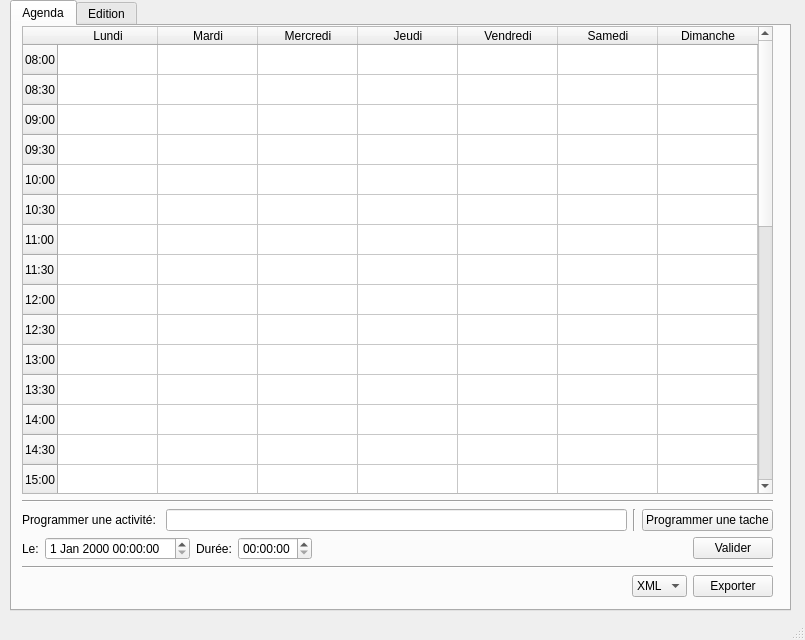
Old version of the form mainwindow.ui in the repository TamtamHero/LO21.
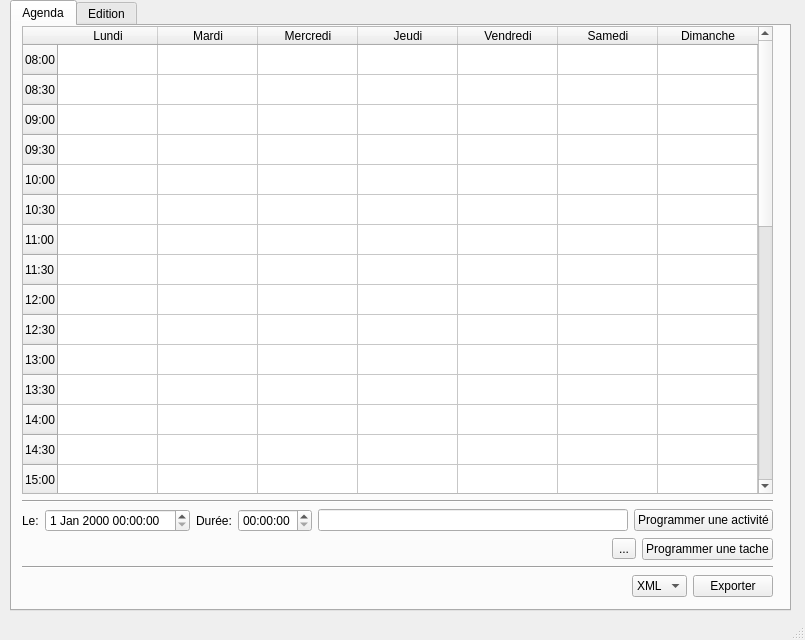
New version of the form.

Commit message: Interface modification for scheduling and advancement of task selection mechanisms

Patch:
```diff
--- a/mainwindow.ui
+++ b/mainwindow.ui
@@ -260,38 +260,6 @@
          </property>
         </widget>
        </item>
-       <item>
-        <layout class="QHBoxLayout" name="horizontalLayout_19">
-         <item>
-          <widget class="QLabel" name="label_19">
-           <property name="text">
-            <string>Programmer une activité: </string>
-           </property>
-          </widget>
-         </item>
-         <item>
-          <widget class="QLineEdit" name="lineEdit_scheduler_title">
-           <property name="text">
-            <string/>
-           </property>
-          </widget>
-         </item>
-         <item>
-          <widget class="Line" name="line_3">
-           <property name="orientation">
-            <enum>Qt::Vertical</enum>
-           </property>
-          </widget>
-         </item>
-         <item>
-          <widget class="QPushButton" name="pushButton_scheduler_taskSelection">
-           <property name="text">
-            <string>Programmer une tache</string>
-           </property>
-          </widget>
-         </item>
-        </layout>
-       </item>
        <item>
         <layout class="QHBoxLayout" name="horizontalLayout_21">
          <item>
@@ -315,7 +283,25 @@
           <widget class="QTimeEdit" name="timeEdit_scheduler_duration"/>
          </item>
          <item>
-          <spacer name="horizontalSpacer_4">
+          <widget class="QLineEdit" name="lineEdit_scheduler_title">
+           <property name="text">
+            <string/>
+           </property>
+          </widget>
+         </item>
+         <item>
+          <widget class="QPushButton" name="pushButton_scheduler_validateActivity">
+           <property name="text">
+            <string>Programmer une activité</string>
+           </property>
+          </widget>
+         </item>
+        </layout>
+       </item>
+       <item>
+        <layout class="QHBoxLayout" name="horizontalLayout_19">
+         <item>
+          <spacer name="horizontalSpacer_3">
            <property name="orientation">
             <enum>Qt::Horizontal</enum>
            </property>
@@ -328,9 +314,22 @@
           </spacer>
          </item>
          <item>
-          <widget class="QPushButton" name="pushButton_scheduler_validate">
+          <widget class="QToolButton" name="toolButton_scheduler_taskSelection">
            <property name="text">
-            <string>Valider</string>
+            <string>...</string>
+           </property>
+          </widget>
+         </item>
+         <item>
+          <widget class="QPushButton" name="pushButton_scheduler_validateTask">
+           <property name="maximumSize">
+            <size>
+             <width>200</width>
+             <height>16777215</height>
+            </size>
+           </property>
+           <property name="text">
+            <string>Programmer une tache</string>
            </property>
           </widget>
          </item>
```
The commit also changes 4 other files.
